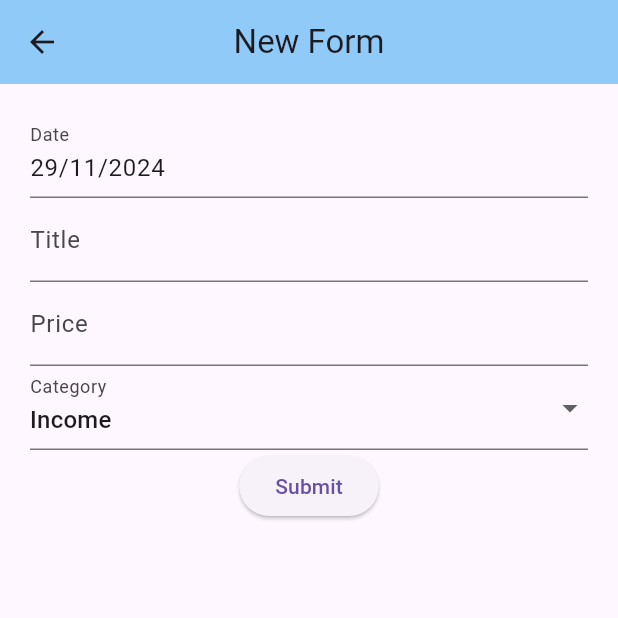
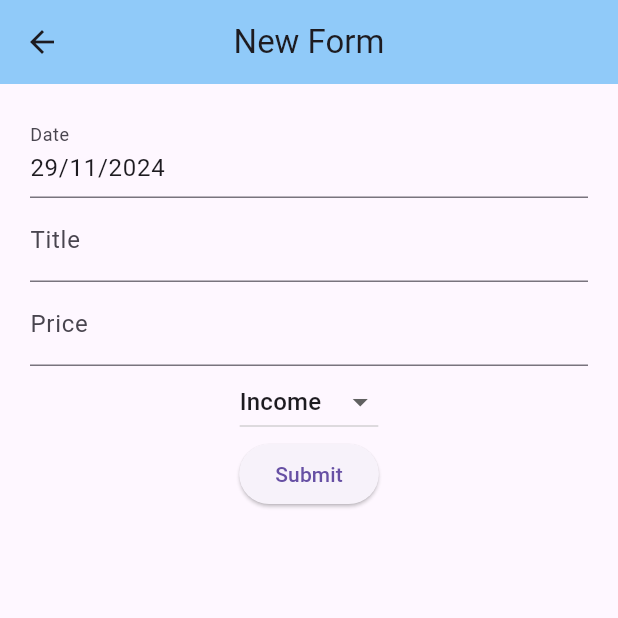
Before and after one commit to irfan246/ToDoList, a Flutter app: the screen it shows after launch, after a tap on the "add" icon, on a phone screen of 412 x 824 dp, the top half of it. Run offline on Flutter 3.47's test engine with Material 3 defaults, Android fonts, the phone set to English and light mode, and no system bars; our stand-ins replace bloc, flutter_bloc.

```diff
--- a/lib/application/todoEvent.dart
+++ b/lib/application/todoEvent.dart
@@ -2,18 +2,12 @@ part of 'todoBloc.dart';
 
 abstract class TodoEvent {}
 
+class LoadTodosEvent extends TodoEvent {}
+
 class AddTodo extends TodoEvent {
-  final String date;
-  final String title;
-  final String price;
-  final String category;
+  final Todo todos;
 
-  AddTodo({
-    required this.title,
-    required this.date,
-    required this.price,
-    required this.category,
-  });
+  AddTodo({required this.todos});
 }
 
 class DeleteTodo extends TodoEvent {
@@ -24,21 +18,7 @@ class DeleteTodo extends TodoEvent {
 
 class EditTodo extends TodoEvent {
   final String id;
-  final String newTitle;
-  final String newPrice;
-  final String newDate;
-  final String newCategory;
+  final Todo updateTodo;
 
-  EditTodo(
-      {required this.id,
-      required this.newTitle,
-      required this.newPrice,
-      required this.newDate,
-      required this.newCategory});
+  EditTodo({required this.id, required this.updateTodo});
 }
-
-class UpdateCategory extends TodoEvent {
-  final String category;
-
-  UpdateCategory({required this.category});
-}
--- /dev/null
+++ b/lib/application/todoFormBloc.dart
@@ -0,0 +1,17 @@
+import 'package:bloc/bloc.dart';
+import 'todoModel.dart';
+
+part 'todoFormEvent.dart';
+part 'todoFormState.dart';
+
+class TodoFormBloc extends Bloc<TodoFormEvent, TodoFormState> {
+  TodoFormBloc() : super(TodoFormInitial()) {
+    on<LoadTodoForm>((event, emit) {
+      emit(TodoFormLoaded(event.todo.category));
+    });
+
+    on<CategoryChanged>((event, emit) {
+      emit(TodoFormLoaded(event.category));
+    });
+  }
+}
--- /dev/null
+++ b/lib/application/todoFormEvent.dart
@@ -0,0 +1,15 @@
+part of 'todoFormBloc.dart';
+
+abstract class TodoFormEvent {}
+
+class LoadTodoForm extends TodoFormEvent {
+  final Todo todo;
+
+  LoadTodoForm({required this.todo});
+}
+
+class CategoryChanged extends TodoFormEvent {
+  final String category;
+
+  CategoryChanged({required this.category});
+}
--- /dev/null
+++ b/lib/application/todoFormState.dart
@@ -0,0 +1,23 @@
+part of 'todoFormBloc.dart';
+
+abstract class TodoFormState {
+  final String category;
+
+  const TodoFormState({required this.category});
+}
+
+class TodoFormLoaded extends TodoFormState {
+  @override
+  final String category;
+
+  TodoFormLoaded(this.category)
+      : super(
+          category: category,
+        );
+}
+
+class TodoFormInitial extends TodoFormState {
+  TodoFormInitial({
+    super.category = "Income",
+  });
+}
--- a/lib/application/todoModel.dart
+++ b/lib/application/todoModel.dart
@@ -11,19 +11,4 @@ class Todo {
       required this.title,
       required this.price,
       required this.category});
-
-  Todo copyWith(
-      {String? id,
-      String? title,
-      String? price,
-      String? category,
-      String? date}) {
-    return Todo(
-      id: id ?? this.id,
-      title: title ?? this.title,
-      date: date ?? this.date,
-      price: price ?? this.price,
-      category: category ?? this.category,
-    );
-  }
 }
--- a/lib/application/todoState.dart
+++ b/lib/application/todoState.dart
@@ -1,28 +1,12 @@
 part of 'todoBloc.dart';
 
-abstract class TodoState {
-  List<Todo> get todos => [];
-}
+abstract class TodoState {}
 
 class TodoLoaded extends TodoState {
+  @override
   final List<Todo> todos;
 
   TodoLoaded(this.todos);
-
-  TodoLoaded copyWith({
-    List<Todo>? todos,
-  }) {
-    return TodoLoaded(todos ?? this.todos);
-  }
-
-  @override
-  List<Todo> get todo => this.todos;
-}
-
-class CategoryUpdateState extends TodoState {
-  final String category;
-
-  CategoryUpdateState(this.category);
 }
 
 class TodoInitial extends TodoState {}
--- a/lib/main.dart
+++ b/lib/main.dart
@@ -1,22 +1,24 @@
 import './routes/route.dart';
-import 'package:flutter/services.dart';
+import './application/todoBloc.dart';
 import 'package:flutter/material.dart';
+import 'package:flutter_bloc/flutter_bloc.dart';
 
 void main() {
-  WidgetsFlutterBinding.ensureInitialized();
-  SystemChrome.setPreferredOrientations([DeviceOrientation.portraitUp]);
-  runApp(App());
+  runApp(MyApp());
 }
 
-class App extends StatelessWidget {
-  App({super.key});
-
-  final route = RouteApp();
+class MyApp extends StatelessWidget {
+  const MyApp({super.key});
 
   @override
   Widget build(BuildContext context) {
-    return MaterialApp(
-      onGenerateRoute: route.onRoute,
+    return BlocProvider(
+      create: (_) => TodoBloc()..add(LoadTodosEvent()),
+      child: MaterialApp(
+        title: 'ToDo App',
+        initialRoute: '/',
+        onGenerateRoute: AppRouter().generateRoute,
+      ),
     );
   }
 }
--- a/lib/presentation/homeScreen.dart
+++ b/lib/presentation/homeScreen.dart
@@ -1,3 +1,4 @@
+import 'package:catatan_keuangan/presentation/dataList.dart';
 import 'package:flutter/material.dart';
 import 'package:flutter_bloc/flutter_bloc.dart';
 import '../application/todoBloc.dart';
@@ -16,36 +17,28 @@ class HomeScreen extends StatelessWidget {
       body: BlocBuilder<TodoBloc, TodoState>(
         builder: (context, state) {
           if (state is TodoLoaded) {
-            final todos = state.todos;
-            return ListView.builder(
-              itemCount: todos.length,
-              itemBuilder: (context, index) {
-                final todo = todos[index];
-                return ListTile(
-                  title: Text(todo.title),
-                  subtitle: Text('Rp ${todo.price} - ${todo.date}'),
-                  trailing: IconButton(
-                    icon: const Icon(Icons.edit),
-                    onPressed: () {
-                      Navigator.pushNamed(
-                        context,
-                        '/edit',
-                        arguments: {
-                          'id': todo.id,
-                          'title': todo.title,
-                          'price': todo.price,
-                          'date': todo.date,
-                          'category': todo.category,
+            return state.todos.isEmpty
+                ? const Center(child: Text("No data."))
+                : ListView.builder(
+                    itemCount: state.todos.length,
+                    itemBuilder: (context, index) {
+                      final todo = state.todos[index];
+                      return DataList(
+                        title: todo.title,
+                        price: 'Rp ${todo.price}',
+                        date: todo.date,
+                        cardColor: (todo.category == 'Income')
+                            ? const Color(0xFFC8E6C9)
+                            : const Color(0XFFFFCDD2),
+                        onClick: () {
+                          Navigator.pushNamed(context, '/edit',
+                              arguments: todo);
                         },
                       );
                     },
-                  ),
-                );
-              },
-            );
-          } else {
-            return const Center(child: CircularProgressIndicator());
+                  );
           }
+          return const Center(child: CircularProgressIndicator());
         },
       ),
       floatingActionButton: FloatingActionButton(
--- a/lib/presentation/inputForm.dart
+++ b/lib/presentation/inputForm.dart
@@ -1,3 +1,7 @@
+import 'package:catatan_keuangan/application/todoFormBloc.dart';
+
+import '../application/todoFormBloc.dart';
+import '../application/todoModel.dart';
 import 'package:flutter/material.dart';
 import 'package:flutter_bloc/flutter_bloc.dart';
 import '../application/todoBloc.dart';
@@ -12,7 +16,9 @@ class InputForm extends StatelessWidget {
     final TextEditingController dateController = TextEditingController();
     dateController.text = _getFormattedDate(DateTime.now());
 
-    return Scaffold(
+    return BlocProvider(
+      create: (_) => TodoFormBloc(),
+      child: Scaffold(
         appBar: AppBar(
           title: const Text('New Form'),
           centerTitle: true,
@@ -47,53 +53,37 @@ class InputForm extends StatelessWidget {
                 decoration: const InputDecoration(labelText: 'Price'),
                 keyboardType: TextInputType.number,
               ),
-            BlocBuilder<TodoBloc, TodoState>(
-              builder: (context, state) {
-                String selectedCategory = 'Income'; // Default category
-                if (state is CategoryUpdateState) {
-                  selectedCategory =
-                      state.category; // If category updated by BLoC
-                }
-
-                return DropdownButtonFormField<String>(
-                  value: selectedCategory,
-                  items: ['Income', 'Spending'].map((category) {
-                    return DropdownMenuItem<String>(
-                      value: category,
-                      child: Text(category),
+              BlocBuilder<TodoFormBloc, TodoFormState>(
+                builder: (context, state) => DropdownButton<String>(
+                  value: state.category,
+                  onChanged: (value) {
+                    context
+                        .read<TodoFormBloc>()
+                        .add(CategoryChanged(category: value!));
+                  },
+                  items: ["Income", "Spending"]
+                      .map((e) => DropdownMenuItem(value: e, child: Text(e)))
+                      .toList(),
+                ),
+              ),
+              BlocBuilder<TodoFormBloc, TodoFormState>(
+                builder: (context, state) => ElevatedButton(
+                  onPressed: () {
+                    final todo = Todo(
+                      id: DateTime.now().toString(),
+                      title: titleController.text,
+                      price: priceController.text,
+                      category: state.category,
+                      date: dateController.text,
                     );
-                  }).toList(),
-                  onChanged: (value) {
-                    if (value != null) {
-                      context
-                          .read<TodoBloc>()
-                          .add(UpdateCategory(category: value));
-                    }
-                  },
-                  decoration: const InputDecoration(labelText: 'Category'),
-                );
-              },
-            ),
-            ElevatedButton(
-              onPressed: () {
-                final title = titleController.text;
-                final price = priceController.text;
-                final date = dateController.text;
-                final category = 'Income';
-
-                // Send AddTodo event to TodoBloc
-                context.read<TodoBloc>().add(AddTodo(
-                      title: title,
-                      price: price,
-                      date: date,
-                      category: category,
-                    ));
-
-                Navigator.pop(context); // Go back to previous screen
+                    context.read<TodoBloc>().add(AddTodo(todos: todo));
+                    Navigator.pop(context);
                   },
                   child: const Text('Submit'),
                 ),
+              ),
             ],
+          ),
         ),
       ),
     );
--- a/lib/routes/route.dart
+++ b/lib/routes/route.dart
@@ -1,43 +1,33 @@
-import '../application/todoBloc.dart';
-import '../presentation/editScreen.dart';
-import '../presentation/inputForm.dart';
-import 'package:flutter_bloc/flutter_bloc.dart';
-import '../presentation/homeScreen.dart';
+import 'package:catatan_keuangan/presentation/editScreen.dart';
+import 'package:catatan_keuangan/presentation/homeScreen.dart';
+import 'package:catatan_keuangan/presentation/inputForm.dart';
 import 'package:flutter/material.dart';
+import '../application/todoModel.dart';
 
-class RouteApp {
-  Route onRoute(RouteSettings settings) {
+class AppRouter {
+  Route<dynamic> generateRoute(RouteSettings settings) {
     switch (settings.name) {
       case '/':
-        return MaterialPageRoute(
-          builder: (context) => BlocProvider(
-            create: (context) => TodoBloc(),
-            child: HomeScreen(),
-          ),
-        );
+        return MaterialPageRoute(builder: (_) => const HomeScreen());
       case '/add':
-        return MaterialPageRoute(
-          builder: (context) => BlocProvider(
-            create: (context) => TodoBloc(),
-            child: InputForm(),
-          ),
-        );
+        return MaterialPageRoute(builder: (_) => const InputForm());
       case '/edit':
-        final args = settings.arguments as Map<String, String>;
-        return MaterialPageRoute(
-          builder: (context) => BlocProvider(
-            create: (context) => TodoBloc(),
-            child: EditScreen(
-              id: args['id']!,
-              initialDate: args['date']!,
-              initialTitle: args['title']!,
-              initialPrice: args['price']!,
-              initialCategory: args['category']!,
-            ),
-          ),
-        );
+        if (settings.arguments is Todo) {
+          final todo = settings.arguments as Todo;
+          return MaterialPageRoute(builder: (_) => EditScreen(todo: todo));
+        }
+        return _errorRoute();
       default:
-        throw new ArgumentError('Invalid route name');
+        return _errorRoute();
     }
   }
+
+  static Route<dynamic> _errorRoute() {
+    return MaterialPageRoute(
+      builder: (_) => Scaffold(
+        appBar: AppBar(title: const Text("Error")),
+        body: const Center(child: Text("Page not found!")),
+      ),
+    );
+  }
 }
```
Also changed, not shown: lib/application/todoBloc.dart (+24 -31 lines), lib/presentation/editScreen.dart (+73 -48 lines), 1 other file. Lines whose indentation alone changed are shown as unchanged.
